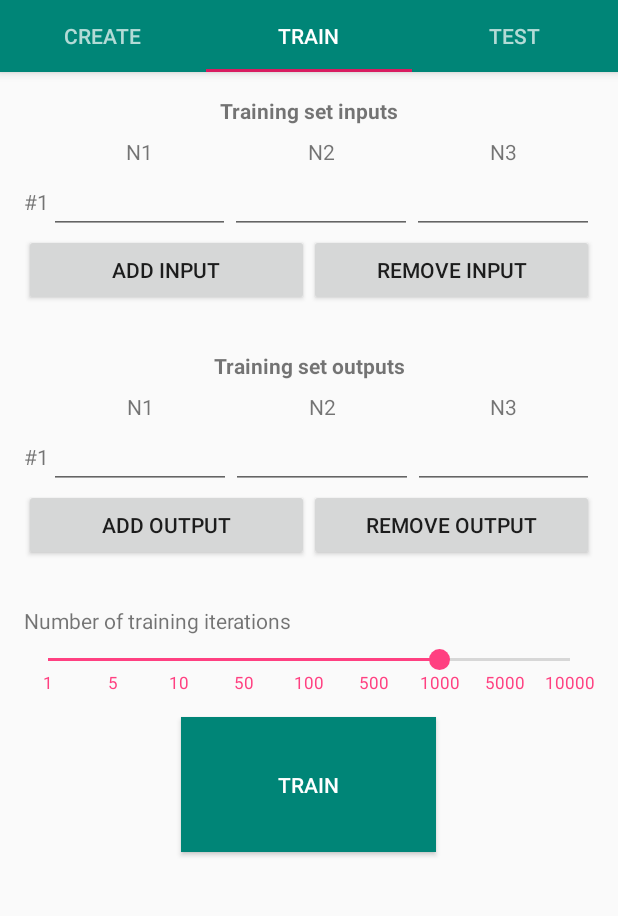
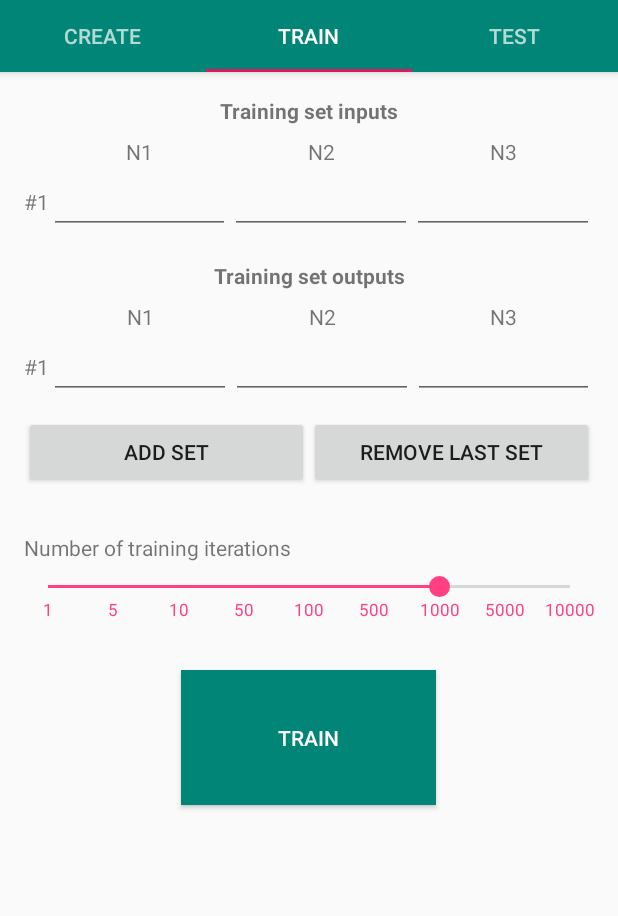
Before and after one commit to Rolodophone/customisable-neural-network, an Android app: the screen it shows after launch (MainActivity), tab 2 chosen, on a phone screen of 412 x 824 dp, the part 89-1005 px from its top. Run offline under Robolectric (Android 15) with nearby library versions, the phone set to English and light mode, and no system bars; libraries missing offline, so code that uses them is left out: koma.matrix.

```diff
--- a/app/src/main/res/layout/frag_train.xml
+++ b/app/src/main/res/layout/frag_train.xml
@@ -102,6 +102,7 @@
                         android:layout_width="match_parent"
                         android:layout_height="wrap_content"
                         android:layout_weight="1"
+                        android:imeOptions="actionNext"
                         android:inputType="numberDecimal"
                         android:textAlignment="center" />
 
@@ -109,31 +110,9 @@
 
             </TableLayout>
 
-            <LinearLayout
-                android:layout_width="match_parent"
-                android:layout_height="match_parent"
-                android:orientation="horizontal">
-
-                <Button
-                    android:id="@+id/button4"
-                    android:layout_width="match_parent"
-                    android:layout_height="wrap_content"
-                    android:layout_weight="1"
-                    android:onClick="onClickAddInput"
-                    android:text="Add input" />
-
-                <Button
-                    android:id="@+id/button"
-                    android:layout_width="match_parent"
-                    android:layout_height="wrap_content"
-                    android:layout_weight="1"
-                    android:onClick="onClickRemoveInput"
-                    android:text="Remove input" />
-            </LinearLayout>
-
             <Space
                 android:layout_width="match_parent"
-                android:layout_height="30dp" />
+                android:layout_height="18dp" />
 
             <TextView
                 android:id="@+id/textView15"
@@ -217,12 +196,17 @@
                         android:layout_height="wrap_content"
                         android:layout_weight="1"
                         android:ems="10"
+                        android:imeOptions="actionDone"
                         android:inputType="numberDecimal"
                         android:textAlignment="center" />
 
                 </TableRow>
 
             </TableLayout>
+
+            <Space
+                android:layout_width="match_parent"
+                android:layout_height="11dp" />
 
             <LinearLayout
                 android:layout_width="match_parent"
@@ -234,16 +218,16 @@
                     android:layout_width="match_parent"
                     android:layout_height="wrap_content"
                     android:layout_weight="1"
-                    android:onClick="onClickAddOutput"
-                    android:text="Add output" />
+                    android:onClick="onClickAddSet"
+                    android:text="Add set" />
 
                 <Button
                     android:id="@+id/button3"
                     android:layout_width="match_parent"
                     android:layout_height="wrap_content"
                     android:layout_weight="1"
-                    android:onClick="onClickRemoveOutput"
-                    android:text="Remove output" />
+                    android:onClick="onClickRemoveLastSet"
+                    android:text="Remove last set" />
             </LinearLayout>
 
             <Space
@@ -275,6 +259,10 @@
                 app:isb_tick_texts_size="11sp"
                 app:isb_ticks_count="9" />
 
+            <Space
+                android:layout_width="match_parent"
+                android:layout_height="17dp" />
+
             <Button
                 android:id="@+id/button2"
                 android:layout_width="170dp"
```
Also changed, not shown: app/src/main/java/com/rolodophone/customisableneuralnetwork/MainActivity.kt (+41 -38 lines).
